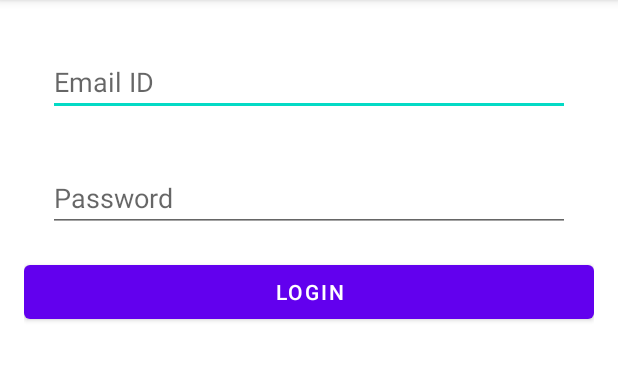
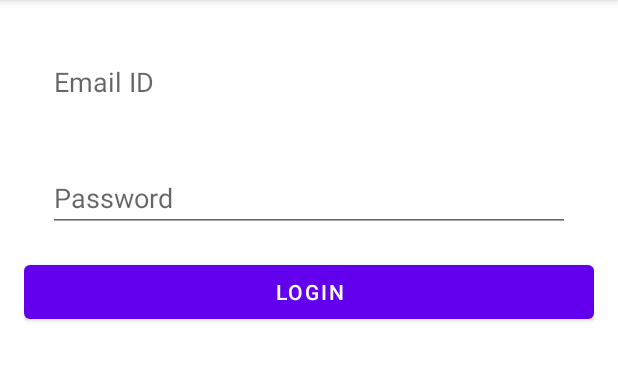
Before and after one commit to ShaliniGupta06/MyInsta, an Android app: the screen it shows after launch (LoginActivity), on a phone screen of 412 x 824 dp, the part 84-465 px from its top. Run offline under Robolectric (Android 15) with nearby library versions, the phone set to English and light mode, and no system bars; our stand-ins replace Firebase (no records; nobody signed in at launch, a user with empty details on screens opened directly).

Commit message:
Added Post Creation Activity ans updated Color Scheme

```diff
--- a/app/build.gradle
+++ b/app/build.gradle
@@ -48,6 +48,8 @@ dependencies {
     implementation 'androidx.constraintlayout:constraintlayout:2.1.4'
     implementation 'com.google.firebase:firebase-auth-ktx:21.0.3'
     implementation 'com.google.firebase:firebase-firestore-ktx:24.1.2'
+    implementation 'com.google.firebase:firebase-storage-ktx:20.0.1'
+    implementation 'com.google.firebase:firebase-storage:20.0.1'
     testImplementation 'junit:junit:4.13.2'
     androidTestImplementation 'androidx.test.ext:junit:1.1.3'
     androidTestImplementation 'androidx.test.espresso:espresso-core:3.4.0'
--- a/app/src/main/java/com/milab/myinsta/LoginActivity.kt
+++ b/app/src/main/java/com/milab/myinsta/LoginActivity.kt
@@ -29,6 +29,7 @@ class LoginActivity : AppCompatActivity() {
             val password = etPassword.text.toString()
             if (email.isBlank() || password.isBlank()) {
                 Toast.makeText(this, "Email or Password cannot be empty", Toast.LENGTH_SHORT).show()
+                btnLogin.isEnabled = true
                 return@setOnClickListener
             }
             // Firebase authentication
@@ -38,6 +39,7 @@ class LoginActivity : AppCompatActivity() {
                 if (task.isSuccessful) {
                     Toast.makeText(this, "Successfully logged in!!", Toast.LENGTH_SHORT).show()
                     goPostsActivity()
+
                 } else {
                     Log.e(TAG, "signInWithEmail failed", task.exception)
                     Toast.makeText(this, "Authentication failed!!", Toast.LENGTH_SHORT).show()
--- a/app/src/main/res/values-night/themes.xml
+++ b/app/src/main/res/values-night/themes.xml
@@ -2,15 +2,15 @@
     <!-- Base application theme. -->
     <style name="Theme.MyInsta2" parent="Theme.MaterialComponents.DayNight.DarkActionBar">
         <!-- Primary brand color. -->
-        <item name="colorPrimary">@color/purple_200</item>
-        <item name="colorPrimaryVariant">@color/purple_700</item>
-        <item name="colorOnPrimary">@color/black</item>
+        <item name="colorPrimary">@color/purple_500</item>
+        <item name="colorPrimaryVariant">@color/purple_200</item>
+        <item name="colorOnPrimary">@color/white</item>
         <!-- Secondary brand color. -->
-        <item name="colorSecondary">@color/teal_200</item>
-        <item name="colorSecondaryVariant">@color/teal_200</item>
-        <item name="colorOnSecondary">@color/black</item>
+        <item name="colorSecondary">@color/white</item>
+        <item name="colorSecondaryVariant">@color/white</item>
+        <item name="colorOnSecondary">@color/white</item>
         <!-- Status bar color. -->
-        <item name="android:statusBarColor" tools:targetApi="l">?attr/colorPrimaryVariant</item>
+        <item name="android:statusBarColor" tools:targetApi="l">?attr/colorPrimary</item>
         <!-- Customize your theme here. -->
     </style>
 </resources>
--- a/app/src/main/res/values/colors.xml
+++ b/app/src/main/res/values/colors.xml
@@ -1,8 +1,8 @@
 <?xml version="1.0" encoding="utf-8"?>
 <resources>
-    <color name="purple_200">#FFBB86FC</color>
+    <color name="purple_200">#FF6200DD</color>
     <color name="purple_500">#FF6200EE</color>
-    <color name="purple_700">#FF3700B3</color>
+    <color name="purple_700">#F20587</color>
     <color name="teal_200">#FF03DAC5</color>
     <color name="teal_700">#FF018786</color>
     <color name="black">#FF000000</color>
--- a/app/src/main/res/values/strings.xml
+++ b/app/src/main/res/values/strings.xml
@@ -2,4 +2,5 @@
     <string name="app_name">MyInsta</string>
     <string name="email_id">Email ID</string>
     <string name="password">Password</string>
+    <string name="choose_image">Choose Image</string>
 </resources>
--- a/app/src/main/res/values/themes.xml
+++ b/app/src/main/res/values/themes.xml
@@ -3,14 +3,14 @@
     <style name="Theme.MyInsta2" parent="Theme.MaterialComponents.DayNight.DarkActionBar">
         <!-- Primary brand color. -->
         <item name="colorPrimary">@color/purple_500</item>
-        <item name="colorPrimaryVariant">@color/purple_700</item>
+        <item name="colorPrimaryVariant">@color/purple_200</item>
         <item name="colorOnPrimary">@color/white</item>
         <!-- Secondary brand color. -->
-        <item name="colorSecondary">@color/teal_200</item>
-        <item name="colorSecondaryVariant">@color/teal_700</item>
-        <item name="colorOnSecondary">@color/black</item>
+        <item name="colorSecondary">@color/white</item>
+        <item name="colorSecondaryVariant">@color/white</item>
+        <item name="colorOnSecondary">@color/white</item>
         <!-- Status bar color. -->
-        <item name="android:statusBarColor" tools:targetApi="l">?attr/colorPrimaryVariant</item>
+        <item name="android:statusBarColor" tools:targetApi="l">?attr/colorPrimary</item>
         <!-- Customize your theme here. -->
     </style>
 </resources>
--- a/build.gradle
+++ b/build.gradle
@@ -1,6 +1,6 @@
 buildscript {
     dependencies {
-        classpath 'com.google.gms:google-services:4.3.10'
+        classpath 'com.google.gms:google-services:4.3.13'
         classpath 'com.squareup.picasso:picasso:2.6.0-SNAPSHOT'
     }
     repositories {
@@ -13,7 +13,7 @@ buildscript {
 plugins {
     id 'com.android.application' version '7.2.0' apply false
     id 'com.android.library' version '7.2.0' apply false
-    id 'org.jetbrains.kotlin.android' version '1.6.21' apply false
+    id 'org.jetbrains.kotlin.android' version '1.7.0' apply false
 }
 
 task clean(type: Delete) {
```
Also changed, not shown: app/src/main/AndroidManifest.xml (+6 -3 lines), app/src/main/java/com/milab/myinsta/CreateActivity.kt (added, +122 -0 lines), app/src/main/java/com/milab/myinsta/PostsActivity.kt (+31 -3 lines), app/src/main/java/com/milab/myinsta/ProfileActivity.kt (+9 -4 lines), app/src/main/res/layout/activity_create.xml (added, +44 -0 lines), app/src/main/res/layout/activity_posts.xml (+14 -0 lines), app/src/main/res/layout/activity_profile.xml (deleted, +0 -9 lines), 1 other file.
